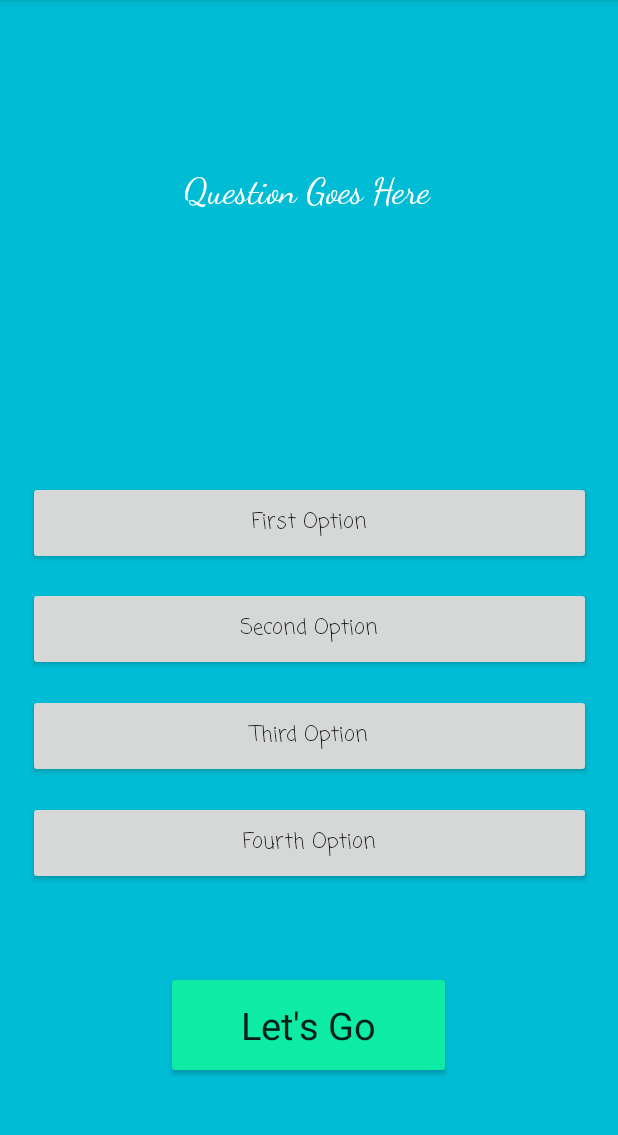
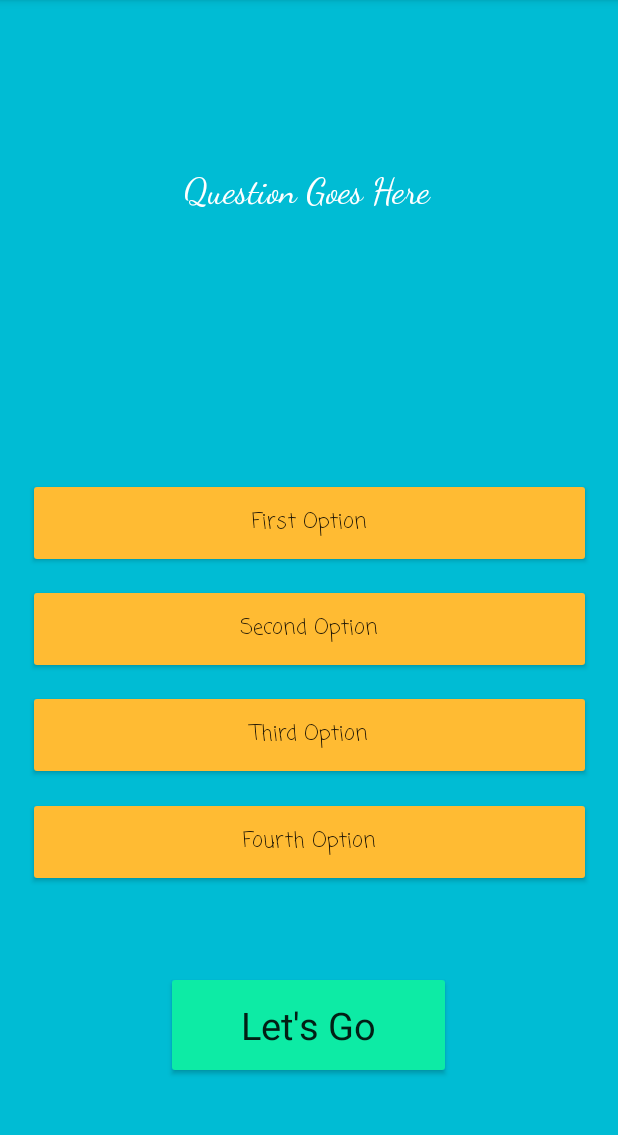
Before and after one commit to HassanBoukhamseen/BattleOfWits, an Android app: the GameActivity screen opened directly, with no data from a screen before it, on a phone screen of 412 x 824 dp, the part 84-1219 px from its top. Run offline under Robolectric (Android 15) with nearby library versions, the phone set to English and light mode, and no system bars; our stand-ins replace Volley; Roboto replaces fonts that are not available here.

Commit message:
changed the option color!!

```diff
--- a/app/src/main/res/layout/activity_game.xml
+++ b/app/src/main/res/layout/activity_game.xml
@@ -27,7 +27,8 @@
     <Button
         android:id="@+id/Answer4"
         android:layout_width="375dp"
-        android:layout_height="56dp"
+        android:layout_height="60dp"
+        android:backgroundTint="@android:color/holo_orange_light"
         android:fontFamily="casual"
         android:text="Fourth Option"
         android:textAllCaps="false"
@@ -40,7 +41,8 @@
     <Button
         android:id="@+id/Answer1"
         android:layout_width="375dp"
-        android:layout_height="56dp"
+        android:layout_height="60dp"
+        android:backgroundTint="@android:color/holo_orange_light"
         android:fontFamily="casual"
         android:text="First Option"
         android:textAllCaps="false"
@@ -54,7 +56,8 @@
     <Button
         android:id="@+id/Answer2"
         android:layout_width="375dp"
-        android:layout_height="56dp"
+        android:layout_height="60dp"
+        android:backgroundTint="@android:color/holo_orange_light"
         android:fontFamily="casual"
         android:text="Second Option"
         android:textAllCaps="false"
@@ -67,7 +70,8 @@
     <Button
         android:id="@+id/Answer3"
         android:layout_width="375dp"
-        android:layout_height="56dp"
+        android:layout_height="60dp"
+        android:backgroundTint="@android:color/holo_orange_light"
         android:fontFamily="casual"
         android:text="Third Option"
         android:textAllCaps="false"
```
